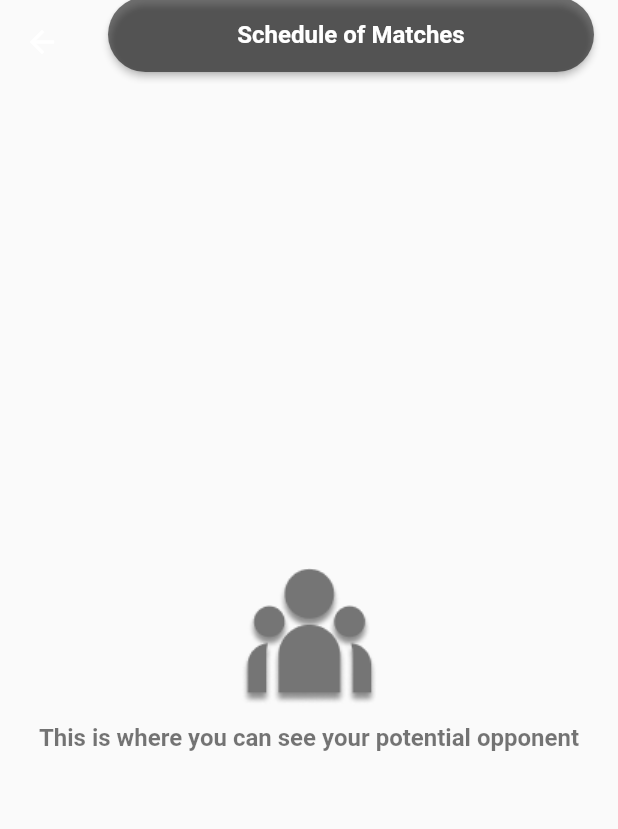
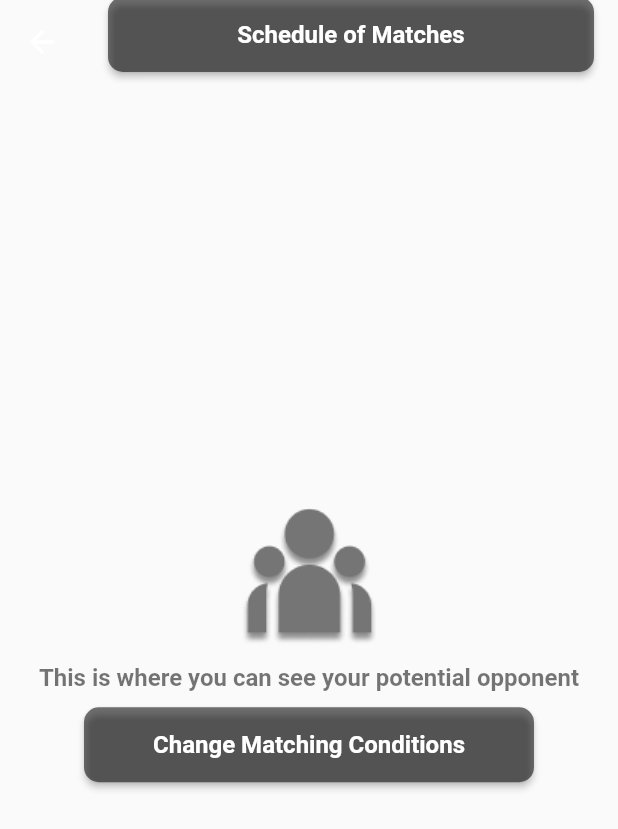
Before and after one commit to aman363/AI-match-making, a Flutter app: the Match_making screen opened directly, on a phone screen of 412 x 824 dp. Shown: the top 829 px of the screen. Run offline on Flutter 3.47's test engine with Material 2 defaults, Android fonts, the phone set to English and light mode, and no system bars; our stand-ins replace cloud_firestore, firebase_auth, firebase_core; accounts and stored records are empty.

Commit message:
UI changes

```diff
--- a/lib/main.dart
+++ b/lib/main.dart
@@ -33,7 +33,7 @@ class MyApp extends StatelessWidget {
         // is not restarted.
         primarySwatch: Colors.blue,
       ),
-      home: const MyPage(),
+      home: const MainScreen(),
     );
   }
 }
--- a/lib/reusable_widgets/reusable_widgets.dart
+++ b/lib/reusable_widgets/reusable_widgets.dart
@@ -31,7 +31,7 @@ TextField reusableTextField(String text, IconData icon, bool isPasswordType,
       floatingLabelBehavior: FloatingLabelBehavior.never,
       fillColor: Colors.white.withOpacity(0.3),
       border: OutlineInputBorder(
-          borderRadius: BorderRadius.circular(30.0),
+          borderRadius: BorderRadius.circular(10),
           borderSide: const BorderSide(width: 0, color: Colors.black)),
 
     ),
@@ -46,7 +46,7 @@ Container firebaseUIButton(BuildContext context, String title, Function onTap) {
     width: MediaQuery.of(context).size.width,
     height: 50,
     margin: const EdgeInsets.fromLTRB(0, 10, 0, 20),
-    decoration: BoxDecoration(borderRadius: BorderRadius.circular(90)),
+    decoration: BoxDecoration(borderRadius: BorderRadius.circular(10)),
     child: ElevatedButton(
       onPressed: () {
         onTap();
@@ -59,7 +59,7 @@ Container firebaseUIButton(BuildContext context, String title, Function onTap) {
             return Colors.black54;
           }),
           shape: MaterialStateProperty.all<RoundedRectangleBorder>(
-              RoundedRectangleBorder(borderRadius: BorderRadius.circular(30)))),
+              RoundedRectangleBorder(borderRadius: BorderRadius.circular(10)))),
       child: Text(
         title,
         style: const TextStyle(
--- a/lib/screens/Base/match_making.dart
+++ b/lib/screens/Base/match_making.dart
@@ -21,18 +21,32 @@ class _Match_makingState extends State<Match_making> {
         elevation: 0,
         title:
         firebaseUIButton(context,"Schedule of Matches",(){
-          Navigator.push(context,
-              MaterialPageRoute(builder: (context) => const HomeScreen()));
+          // Navigator.push(context,
+          //     MaterialPageRoute(builder: (context) => const HomeScreen()));
         })
 
 
     // )
       ),
-      body: const CustomLogoWidget(
-        imagePath: "assets/images/matchmaking.png",
-        text: "This is where you can see your potential opponent",
+      body:
+      Column(
+        mainAxisAlignment: MainAxisAlignment.center,
+        crossAxisAlignment: CrossAxisAlignment.center,
+        children: [
+          const CustomLogoWidget(
+            imagePath: "assets/images/matchmaking.png",
+            text: "This is where you can see your potential opponent",
+          ),
+          Container(
+            width: 300,
+          child: Column(
+
+            children: [firebaseUIButton(context, "Change Matching Conditions", () {}),
+            ]
+          ),
+          ),
+        ],
       ),
-
     );
   }
 }
--- a/lib/screens/Base/my_page.dart
+++ b/lib/screens/Base/my_page.dart
@@ -18,7 +18,7 @@ class _MyPageState extends State<MyPage> {
     return Scaffold(
       body: Center(
         child: ElevatedButton(
-          child: const Text("GetData"),
+          child: const Text("Linking to Further Pages and Getting Data"),
           onPressed: () {
             // for logout the below code works...
 
```
Also changed, not shown: lib/screens/Base/home_screen.dart (+20 -4 lines), lib/screens/auth/signup_screen.dart (+60 -13 lines), assets/images/match_making_navbar.png (added), assets/images/message_navbar.png (added), assets/images/my_page_navbar.png (added), assets/images/request_management_navbar.png (added).
